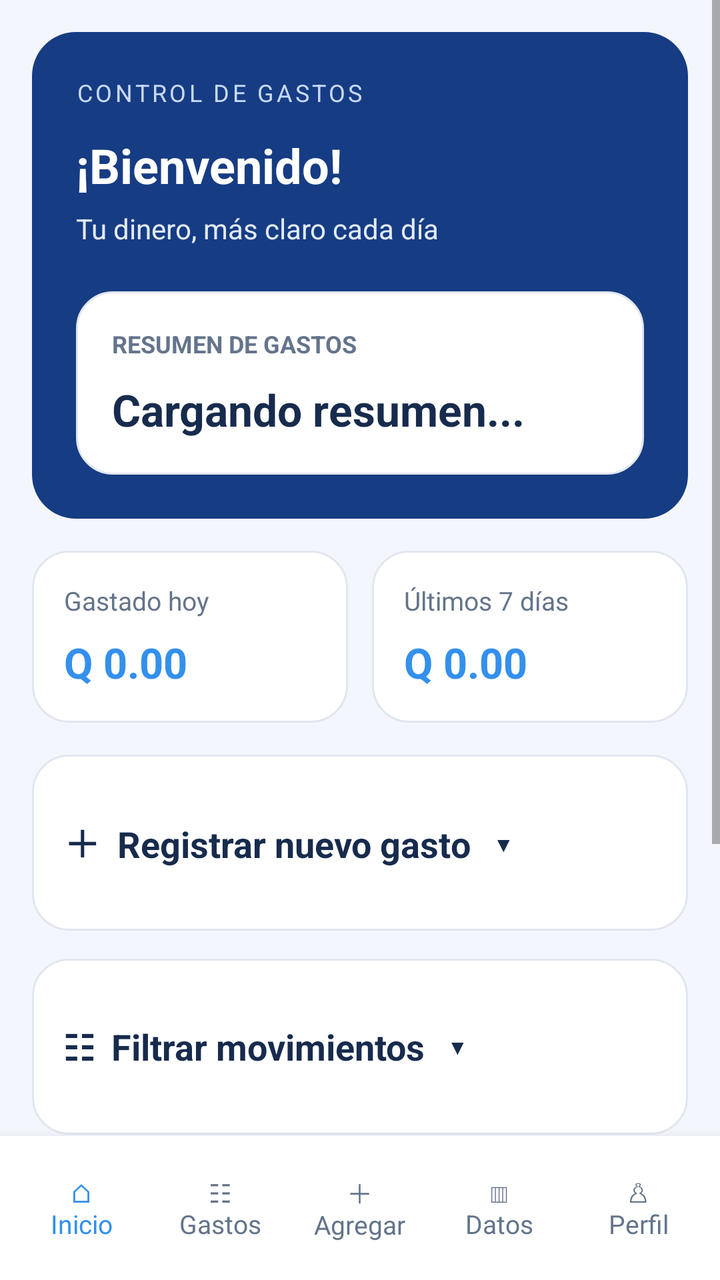
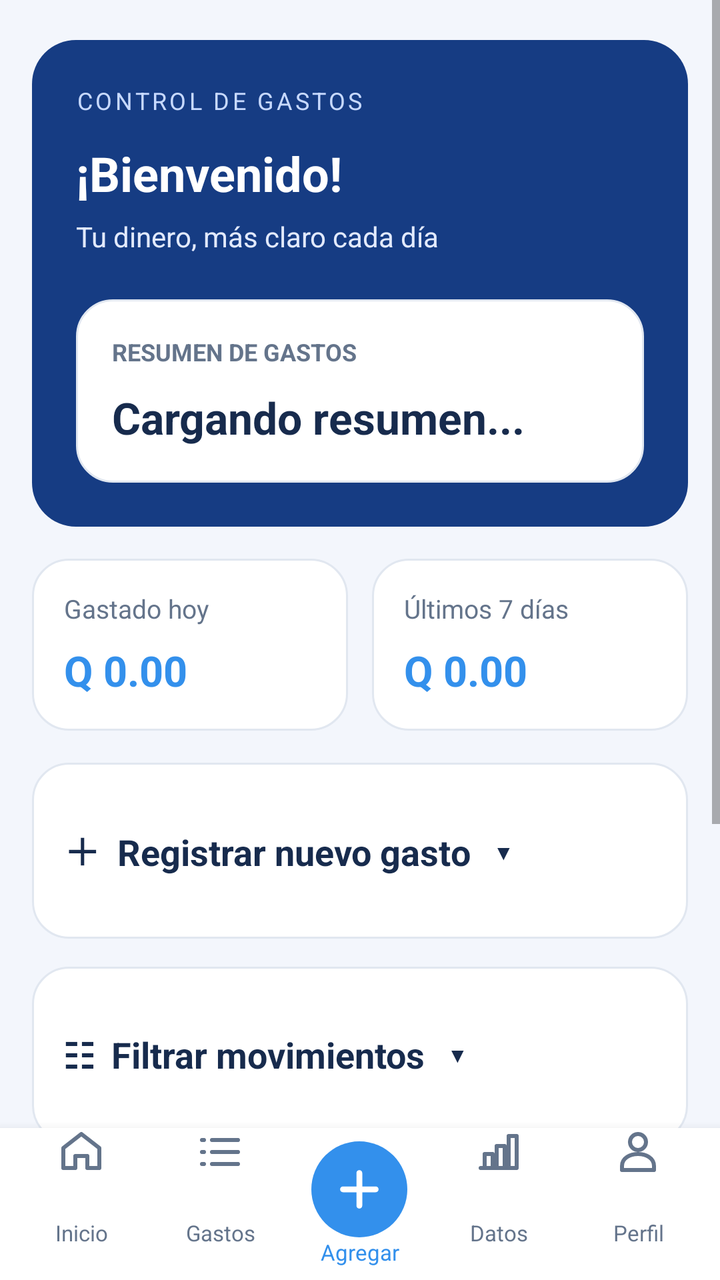

The first picture is an Android layout as it rendered before a commit; the second is the same layout after the commit. The layout source and the unified diff follow.
<!-- AndroidManifest.xml: activity theme Theme.ControlGastos -->
<!-- res/layout/activity_main.xml -->
<?xml version="1.0" encoding="utf-8"?>
    <LinearLayout
        xmlns:android="http://schemas.android.com/apk/res/android"
        android:layout_width="match_parent"
        android:layout_height="match_parent"
        android:orientation="vertical"
        android:background="@color/finance_background">

        <ScrollView
            android:id="@+id/main"
            android:layout_width="match_parent"
            android:layout_height="0dp"
            android:layout_weight="1"
            android:fillViewport="true">


        <LinearLayout
        android:layout_width="match_parent"
        android:layout_height="wrap_content"
        android:orientation="vertical"
        android:padding="16dp">

        <LinearLayout
            android:layout_width="match_parent"
            android:layout_height="wrap_content"
            android:background="@drawable/bg_panel_azul"
            android:id="@+id/seccionInicio"
            android:orientation="vertical"
            android:padding="22dp">

            <TextView
                android:layout_width="match_parent"
                android:layout_height="wrap_content"
                android:letterSpacing="0.12"
                android:text="CONTROL DE GASTOS"
                android:textColor="#C7D9FF"
                android:textSize="12sp" />

            <TextView
                android:id="@+id/tvSaludoUsuario"
                android:layout_width="match_parent"
                android:layout_height="wrap_content"
                android:layout_marginTop="12dp"
                android:text="¡Bienvenido!"
                android:textColor="#FFFFFF"
                android:textSize="24sp"
                android:textStyle="bold" />

            <TextView
                android:layout_width="match_parent"
                android:layout_height="wrap_content"
                android:layout_marginTop="6dp"
                android:text="Tu dinero, más claro cada día"
                android:textColor="#E2EAFF"
                android:textSize="14sp" />

            <LinearLayout
                android:layout_width="match_parent"
                android:layout_height="wrap_content"
                android:layout_marginTop="22dp"
                android:background="@drawable/bg_tarjeta_gasto"
                android:orientation="vertical"
                android:padding="18dp">

                <TextView
                    android:layout_width="match_parent"
                    android:layout_height="wrap_content"
                    android:text="RESUMEN DE GASTOS"
                    android:textColor="@color/finance_secondary_text"
                    android:textSize="12sp"
                    android:textStyle="bold" />

                <TextView
                    android:id="@+id/tvResumen"
                    android:textColor="@color/finance_text"
                    android:layout_width="match_parent"
                    android:layout_height="wrap_content"
                    android:layout_marginTop="10dp"
                    android:text="Cargando resumen..."
                    android:textSize="22sp"
                    android:textStyle="bold" />

            </LinearLayout>
        </LinearLayout>

        
        <LinearLayout
            android:id="@+id/seccionResumenInicio"
            android:layout_width="match_parent"
            android:layout_height="wrap_content"
            android:orientation="vertical"
            android:layout_marginTop="16dp">

            <LinearLayout
                android:layout_width="match_parent"
                android:layout_height="wrap_content"
                android:orientation="horizontal">

                
                <LinearLayout
                    android:layout_width="0dp"
                    android:layout_height="wrap_content"
                    android:layout_weight="1"
                    android:layout_marginEnd="6dp"
                    android:background="@drawable/bg_tarjeta_gasto"
                    android:orientation="vertical"
                    android:padding="16dp">

                    <TextView
                        android:layout_width="match_parent"
                        android:layout_height="wrap_content"
                        android:text="Gastado hoy"
                        android:textColor="@color/finance_secondary_text"
                        android:textSize="13sp" />

                    <TextView
                        android:id="@+id/tvGastosHoy"
                        android:layout_width="match_parent"
                        android:layout_height="wrap_content"
                        android:layout_marginTop="8dp"
                        android:text="Q 0.00"
                        android:textColor="@color/finance_primary"
                        android:textSize="21sp"
                        android:textStyle="bold" />

                </LinearLayout>

                
                <LinearLayout
                    android:layout_width="0dp"
                    android:layout_height="wrap_content"
                    android:layout_weight="1"
                    android:layout_marginStart="6dp"
                    android:background="@drawable/bg_tarjeta_gasto"
                    android:orientation="vertical"
                    android:padding="16dp">

                    <TextView
                        android:layout_width="match_parent"
                        android:layout_height="wrap_content"
                        android:text="Últimos 7 días"
                        android:textColor="@color/finance_secondary_text"
                        android:textSize="13sp" />

                    <TextView
                        android:id="@+id/tvGastosSemana"
                        android:layout_width="match_parent"
                        android:layout_height="wrap_content"
                        android:layout_marginTop="8dp"
                        android:text="Q 0.00"
                        android:textColor="@color/finance_primary"
                        android:textSize="21sp"
                        android:textStyle="bold" />

                </LinearLayout>

            </LinearLayout>

        </LinearLayout>

        
        <LinearLayout
            android:id="@+id/seccionAgregar"
            android:layout_width="match_parent"
            android:layout_height="wrap_content"
            android:layout_marginTop="16dp"
            android:background="@drawable/bg_tarjeta_gasto"
            android:orientation="vertical"
            android:padding="16dp">

            <TextView
                android:id="@+id/tvToggleRegistro"
                android:layout_width="match_parent"
                android:layout_height="56dp"
                android:gravity="center_vertical"
                android:clickable="true"
                android:focusable="true"
                android:contentDescription="Abrir o cerrar el formulario para registrar un gasto"
                android:text="＋  Registrar nuevo gasto   ▾"
                android:textColor="@color/finance_text"
                android:textSize="18sp"
                android:textStyle="bold" />

            <LinearLayout
                android:id="@+id/contenidoRegistro"
                android:layout_width="match_parent"
                android:layout_height="wrap_content"
                android:orientation="vertical"
                android:visibility="gone">

                <TextView
                    android:layout_width="match_parent"
                    android:layout_height="wrap_content"
                    android:layout_marginTop="10dp"
                    android:text="Descripción"
                    android:textColor="@color/finance_text"
                    android:textStyle="bold" />

                <EditText
                    android:id="@+id/etDescripcion"
                    android:textColor="@color/finance_text"
                    android:textColorHint="@color/finance_secondary_text"
                    android:layout_width="match_parent"
                    android:layout_height="52dp"
                    android:layout_marginTop="8dp"
                    android:background="@drawable/bg_campo_login"
                    android:hint="Ej. Almuerzo, transporte..."
                    android:inputType="textCapSentences"
                    android:paddingHorizontal="14dp"
                    android:singleLine="true" />

                <TextView
                    android:layout_width="match_parent"
                    android:layout_height="wrap_content"
                    android:layout_marginTop="16dp"
                    android:text="Monto (Q)"
                    android:textColor="@color/finance_text"
                    android:textStyle="bold" />

                <EditText
                    android:id="@+id/etMonto"
                    android:textColor="@color/finance_text"
                    android:textColorHint="@color/finance_secondary_text"
                    android:layout_width="match_parent"
                    android:layout_height="52dp"
                    android:layout_marginTop="8dp"
                    android:background="@drawable/bg_campo_login"
                    android:hint="0.00"
                    android:inputType="numberDecimal"
                    android:paddingHorizontal="14dp" />


                <TextView
                    android:layout_width="match_parent"
                    android:layout_height="wrap_content"
                    android:layout_marginTop="16dp"
                    android:text="Categoría"
                    android:textColor="@color/finance_text"
                    android:textStyle="bold" />

                <Spinner
                    android:id="@+id/spCategoria"
                    android:layout_width="match_parent"
                    android:layout_height="52dp"
                    android:layout_marginTop="8dp"
                    android:background="@drawable/bg_campo_login"
                    android:paddingHorizontal="12dp" />

                <Button
                    android:id="@+id/btnGuardar"
                    android:layout_width="match_parent"
                    android:layout_height="54dp"
                    android:layout_marginTop="22dp"
                    android:backgroundTint="#2563EB"
                    android:text="GUARDAR GASTO"
                    android:textColor="#FFFFFF" />
            </LinearLayout>
        </LinearLayout>

        
        <LinearLayout
            android:id="@+id/seccionFiltros"
            android:layout_width="match_parent"
            android:layout_height="wrap_content"
            android:layout_marginTop="14dp"
            android:background="@drawable/bg_tarjeta_gasto"
            android:orientation="vertical"
            android:padding="16dp">

            <TextView
                android:id="@+id/tvToggleFiltros"
                android:layout_width="match_parent"
                android:layout_height="56dp"
                android:gravity="center_vertical"
                android:clickable="true"
                android:focusable="true"
                android:contentDescription="Abrir o cerrar los filtros de movimientos"
                android:text="☷  Filtrar movimientos   ▾"
                android:textColor="@color/finance_text"
                android:textSize="18sp"
                android:textStyle="bold" />

            <LinearLayout
                android:id="@+id/contenidoFiltros"
                android:layout_width="match_parent"
                android:layout_height="wrap_content"
                android:orientation="vertical"
                android:visibility="gone">

                <TextView
                    android:layout_width="match_parent"
                    android:layout_height="wrap_content"
                    android:layout_marginTop="10dp"
                    android:text="Categoría"
                    android:textColor="#334155" />

                <Spinner
                    android:id="@+id/spFiltroCategoria"
                    android:layout_width="match_parent"
                    android:layout_height="52dp"
                    android:layout_marginTop="8dp"
                    android:background="@drawable/bg_campo_login"
                    android:contentDescription="Filtrar gastos por categoría"
                    android:paddingHorizontal="12dp" />

                <TextView
                    android:layout_width="match_parent"
                    android:layout_height="wrap_content"
                    android:layout_marginTop="16dp"
                    android:text="Fecha"
                    android:textColor="#334155" />

                <EditText
                    android:id="@+id/etFiltroFecha"
                    android:textColor="@color/finance_text"
                    android:textColorHint="@color/finance_secondary_text"
                    android:layout_width="match_parent"
                    android:layout_height="52dp"
                    android:layout_marginTop="8dp"
                    android:background="@drawable/bg_campo_login"
                    android:hint="AAAA-MM-DD"
                    android:inputType="date"
                    android:paddingHorizontal="14dp"
                    android:singleLine="true" />

                <LinearLayout
                    android:layout_width="match_parent"
                    android:layout_height="wrap_content"
                    android:layout_marginTop="16dp"
                    android:orientation="horizontal">

                    <Button
                        android:id="@+id/btnFiltrar"
                        android:layout_width="0dp"
                        android:layout_height="52dp"
                        android:layout_weight="1"
                        android:layout_marginEnd="8dp"
                        android:backgroundTint="#2563EB"
                        android:text="FILTRAR"
                        android:textColor="#FFFFFF" />

                    <Button
                        android:id="@+id/btnMostrarTodos"
                        android:layout_width="0dp"
                        android:layout_height="52dp"
                        android:layout_weight="1"
                        android:backgroundTint="#64748B"
                        android:text="VER TODOS"
                        android:textColor="#FFFFFF" />
                </LinearLayout>
            </LinearLayout>
        </LinearLayout>

        
            
            <LinearLayout
                android:id="@+id/seccionDatos"
                android:layout_width="match_parent"
                android:layout_height="wrap_content"
                android:orientation="vertical"
                android:padding="16dp"
                android:visibility="gone">

                <TextView
                    android:layout_width="match_parent"
                    android:layout_height="wrap_content"
                    android:text="Estadísticas de gastos"
                    android:textColor="@color/finance_text"
                    android:textSize="24sp"
                    android:textStyle="bold"
                    android:layout_marginBottom="16dp" />

                <LinearLayout
                    android:layout_width="match_parent"
                    android:layout_height="wrap_content"
                    android:orientation="vertical"
                    android:background="@drawable/bg_tarjeta_gasto"
                    android:padding="20dp">

                    <TextView
                        android:layout_width="match_parent"
                        android:layout_height="wrap_content"
                        android:text="Gastos de los últimos 7 días"
                        android:textColor="@color/finance_secondary_text"
                        android:textSize="14sp" />

                    <TextView
                        android:id="@+id/tvTotalSemanal"
                        android:layout_width="match_parent"
                        android:layout_height="wrap_content"
                        android:text="Q 0.00"
                        android:textColor="@color/finance_primary"
                        android:textSize="28sp"
                        android:textStyle="bold"
                        android:layout_marginTop="8dp" />

                    <LinearLayout
                        android:id="@+id/contenedorGrafica"
                        android:layout_width="match_parent"
                        android:layout_height="220dp"
                        android:orientation="horizontal"
                        android:gravity="bottom"
                        android:layout_marginTop="20dp" />

                </LinearLayout>

            </LinearLayout>

        
        <LinearLayout
            android:id="@+id/seccionMovimientos"
            android:layout_width="match_parent"
            android:layout_height="wrap_content"
            android:layout_marginTop="16dp"
            android:background="@drawable/bg_tarjeta_gasto"
            android:orientation="vertical"
            android:padding="16dp">

            <TextView
                android:layout_width="match_parent"
                android:layout_height="wrap_content"
                android:text="Mis movimientos"
                android:textColor="@color/finance_text"
                android:textSize="20sp"
                android:textStyle="bold" />

            <androidx.recyclerview.widget.RecyclerView
                android:id="@+id/rvGastos"
                android:layout_width="match_parent"
                android:layout_height="wrap_content"
                android:layout_marginTop="12dp"
                android:nestedScrollingEnabled="false" />
        </LinearLayout>

        
        <LinearLayout
            android:id="@+id/seccionPerfil"
            android:layout_width="match_parent"
            android:layout_height="wrap_content"
            android:orientation="vertical"
            android:visibility="gone">

            <LinearLayout
                android:layout_width="match_parent"
                android:layout_height="wrap_content"
                android:orientation="vertical"
                android:background="@drawable/bg_tarjeta_gasto"
                android:padding="20dp">

                <TextView
                    android:layout_width="match_parent"
                    android:layout_height="wrap_content"
                    android:text="MI PERFIL"
                    android:textColor="@color/finance_secondary_text"
                    android:textSize="13sp"
                    android:textStyle="bold" />

                <TextView
                    android:id="@+id/tvNombrePerfil"
                    android:layout_width="match_parent"
                    android:layout_height="wrap_content"
                    android:layout_marginTop="14dp"
                    android:text="Cargando usuario..."
                    android:textColor="@color/finance_text"
                    android:textSize="24sp"
                    android:textStyle="bold" />

                <TextView
                    android:layout_width="match_parent"
                    android:layout_height="wrap_content"
                    android:layout_marginTop="4dp"
                    android:text="Mi cuenta de Control de Gastos"
                    android:textColor="@color/finance_secondary_text"
                    android:textSize="14sp" />

            </LinearLayout>

            <LinearLayout
                android:layout_width="match_parent"
                android:layout_height="wrap_content"
                android:layout_marginTop="16dp"
                android:orientation="vertical"
                android:background="@drawable/bg_tarjeta_gasto"
                android:padding="20dp">

                <TextView
                    android:layout_width="match_parent"
                    android:layout_height="wrap_content"
                    android:text="RESUMEN DE MIS GASTOS"
                    android:textColor="@color/finance_secondary_text"
                    android:textSize="13sp"
                    android:textStyle="bold" />

                <TextView
                    android:id="@+id/tvResumenPerfil"
                    android:layout_width="match_parent"
                    android:layout_height="wrap_content"
                    android:layout_marginTop="12dp"
                    android:text="Cargando resumen..."
                    android:textColor="@color/finance_text"
                    android:textSize="20sp"
                    android:textStyle="bold" />

                <TextView
                    android:id="@+id/tvGastosHoyPerfil"
                    android:layout_width="match_parent"
                    android:layout_height="wrap_content"
                    android:layout_marginTop="12dp"
                    android:text="Gastado hoy: Q 0.00"
                    android:textColor="@color/finance_primary"
                    android:textSize="16sp" />

            </LinearLayout>

        </LinearLayout>

        <Button
            android:id="@+id/btnCerrarSesion"
            android:layout_width="match_parent"
            android:layout_height="54dp"
            android:layout_marginTop="20dp"
            android:layout_marginBottom="20dp"
            android:backgroundTint="#B91C1C"
            android:text="CERRAR SESIÓN"
            android:textColor="#FFFFFF" />
    </LinearLayout>

        </ScrollView>

        
        <LinearLayout
            android:id="@+id/barraNavegacion"
            android:layout_width="match_parent"
            android:layout_height="72dp"
            android:orientation="horizontal"
            android:gravity="center"
            android:paddingHorizontal="6dp"
            android:background="@color/finance_surface"
            android:elevation="8dp">

            <TextView
                android:id="@+id/navInicio"
                android:layout_width="0dp"
                android:layout_height="match_parent"
                android:layout_weight="1"
                android:gravity="center"
                android:text="⌂&#10;Inicio"
                android:textColor="@color/finance_primary"
                android:textSize="13sp"
                android:clickable="true"
                android:focusable="true" />

            <TextView
                android:id="@+id/navGastos"
                android:layout_width="0dp"
                android:layout_height="match_parent"
                android:layout_weight="1"
                android:gravity="center"
                android:text="☷&#10;Gastos"
                android:textColor="@color/finance_secondary_text"
                android:textSize="13sp"
                android:clickable="true"
                android:focusable="true" />

            <TextView
                android:id="@+id/navAgregar"
                android:layout_width="0dp"
                android:layout_height="match_parent"
                android:layout_weight="1"
                android:gravity="center"
                android:text="＋&#10;Agregar"
                android:textColor="@color/finance_secondary_text"
                android:textSize="13sp"
                android:clickable="true"
                android:focusable="true" />

            <TextView
                android:id="@+id/navDatos"
                android:layout_width="0dp"
                android:layout_height="match_parent"
                android:layout_weight="1"
                android:gravity="center"
                android:text="▥&#10;Datos"
                android:textColor="@color/finance_secondary_text"
                android:textSize="13sp"
                android:clickable="true"
                android:focusable="true" />

            <TextView
                android:id="@+id/navPerfil"
                android:layout_width="0dp"
                android:layout_height="match_parent"
                android:layout_weight="1"
                android:gravity="center"
                android:text="♙&#10;Perfil"
                android:textColor="@color/finance_secondary_text"
                android:textSize="13sp"
                android:clickable="true"
                android:focusable="true" />

        </LinearLayout>

    </LinearLayout>
<!-- resources referenced by this layout -->
<resources>
  <color name="finance_background">#F3F6FC</color>
  <color name="finance_primary">#3390EC</color>
  <color name="finance_secondary_text">#64748B</color>
  <color name="finance_surface">#FFFFFF</color>
  <color name="finance_text">#172B4D</color>
  <!-- drawable bg_panel_azul (drawable) -->
  <?xml version="1.0" encoding="utf-8"?>
  <shape xmlns:android="http://schemas.android.com/apk/res/android" android:shape="rectangle">
      <solid android:color="#163C83" />
      <corners android:radius="22dp" />
  </shape>
  <style name="Theme.ControlGastos" parent="Theme.AppCompat.DayNight.NoActionBar" />
  <color name="finance_border">#E1E7F0</color>
  <!-- unchanged entries left out for length: 2 -->
</resources>

<!-- the commit's change to res/layout/activity_main.xml (unified diff, before → after) -->
@@ -15,10 +15,12 @@
 
 
         <LinearLayout
-        android:layout_width="match_parent"
-        android:layout_height="wrap_content"
-        android:orientation="vertical"
-        android:padding="16dp">
+            android:layout_width="match_parent"
+            android:layout_height="wrap_content"
+            android:orientation="vertical"
+            android:paddingHorizontal="16dp"
+            android:paddingVertical="20dp"
+            android:gravity="center_vertical">
 
         <LinearLayout
             android:layout_width="match_parent"
@@ -531,7 +533,7 @@
         <LinearLayout
             android:id="@+id/barraNavegacion"
             android:layout_width="match_parent"
-            android:layout_height="72dp"
+            android:layout_height="76dp"
             android:orientation="horizontal"
             android:gravity="center"
             android:paddingHorizontal="6dp"
@@ -544,9 +546,11 @@
                 android:layout_height="match_parent"
                 android:layout_weight="1"
                 android:gravity="center"
-                android:text="⌂&#10;Inicio"
-                android:textColor="@color/finance_primary"
-                android:textSize="13sp"
+                android:drawableTop="@drawable/ic_nav_inicio"
+                android:drawablePadding="5dp"
+                android:text="Inicio"
+                android:textColor="@color/finance_secondary_text"
+                android:textSize="11sp"
                 android:clickable="true"
                 android:focusable="true" />
 
@@ -556,23 +560,44 @@
                 android:layout_height="match_parent"
                 android:layout_weight="1"
                 android:gravity="center"
-                android:text="☷&#10;Gastos"
+                android:drawableTop="@drawable/ic_nav_gastos"
+                android:drawablePadding="5dp"
+                android:text="Gastos"
                 android:textColor="@color/finance_secondary_text"
-                android:textSize="13sp"
+                android:textSize="11sp"
                 android:clickable="true"
                 android:focusable="true" />
 
-            <TextView
-                android:id="@+id/navAgregar"
+            <LinearLayout
                 android:layout_width="0dp"
                 android:layout_height="match_parent"
                 android:layout_weight="1"
-                android:gravity="center"
-                android:text="＋&#10;Agregar"
-                android:textColor="@color/finance_secondary_text"
-                android:textSize="13sp"
-                android:clickable="true"
-                android:focusable="true" />
+                android:orientation="vertical"
+                android:gravity="center">
+
+                <ImageView
+                    android:id="@+id/navAgregarIcono"
+                    android:layout_width="48dp"
+                    android:layout_height="48dp"
+                    android:background="@drawable/bg_nav_agregar"
+                    android:src="@drawable/ic_nav_agregar_blanco"
+                    android:padding="10dp"
+                    android:contentDescription="Agregar gasto"
+                    android:clickable="true"
+                    android:focusable="true" />
+
+                <TextView
+                    android:id="@+id/navAgregar"
+                    android:layout_width="match_parent"
+                    android:layout_height="wrap_content"
+                    android:gravity="center"
+                    android:text="Agregar"
+                    android:textColor="@color/finance_primary"
+                    android:textSize="11sp"
+                    android:clickable="true"
+                    android:focusable="true" />
+
+            </LinearLayout>
 
             <TextView
                 android:id="@+id/navDatos"
@@ -580,9 +605,11 @@
                 android:layout_height="match_parent"
                 android:layout_weight="1"
                 android:gravity="center"
-                android:text="▥&#10;Datos"
+                android:drawableTop="@drawable/ic_nav_datos"
+                android:drawablePadding="5dp"
+                android:text="Datos"
                 android:textColor="@color/finance_secondary_text"
-                android:textSize="13sp"
+                android:textSize="11sp"
                 android:clickable="true"
                 android:focusable="true" />
 
@@ -592,9 +619,11 @@
                 android:layout_height="match_parent"
                 android:layout_weight="1"
                 android:gravity="center"
-                android:text="♙&#10;Perfil"
+                android:drawableTop="@drawable/ic_nav_perfil"
+                android:drawablePadding="5dp"
+                android:text="Perfil"
                 android:textColor="@color/finance_secondary_text"
-                android:textSize="13sp"
+                android:textSize="11sp"
                 android:clickable="true"
                 android:focusable="true" />
 
<!-- resource entries referenced after the edit -->
@@ -5,14 +5,115 @@
   <color name="finance_secondary_text">#64748B</color>
   <color name="finance_surface">#FFFFFF</color>
   <color name="finance_text">#172B4D</color>
+  <!-- drawable bg_nav_agregar (drawable) -->
+  <?xml version="1.0" encoding="utf-8"?>
+  <shape xmlns:android="http://schemas.android.com/apk/res/android"
+      android:shape="oval">
+  
+      <solid android:color="@color/finance_primary" />
+  
+  </shape>
   <!-- drawable bg_panel_azul (drawable) -->
   <?xml version="1.0" encoding="utf-8"?>
   <shape xmlns:android="http://schemas.android.com/apk/res/android" android:shape="rectangle">
       <solid android:color="#163C83" />
       <corners android:radius="22dp" />
   </shape>
+  <!-- drawable ic_nav_agregar_blanco (drawable) -->
+  <vector xmlns:android="http://schemas.android.com/apk/res/android"
+      android:width="28dp"
+      android:height="28dp"
+      android:viewportWidth="24"
+      android:viewportHeight="24">
+  
+      <path
+          android:fillColor="@android:color/transparent"
+          android:strokeColor="#FFFFFF"
+          android:strokeWidth="2.5"
+          android:strokeLineCap="round"
+          android:pathData="M12,5 V19 M5,12 H19" />
+  
+  </vector>
+  <!-- drawable ic_nav_datos (drawable) -->
+  <vector xmlns:android="http://schemas.android.com/apk/res/android"
+      android:width="24dp"
+      android:height="24dp"
+      android:viewportWidth="24"
+      android:viewportHeight="24">
+  
+      <path
+          android:fillColor="@android:color/transparent"
+          android:strokeColor="@color/finance_nav_unselected"
+          android:strokeWidth="2"
+          android:strokeLineCap="round"
+          android:strokeLineJoin="round"
+          android:pathData="M3,20 H21
+                            M5,20 V13 H9 V20
+                            M11,20 V9 H15 V20
+                            M17,20 V4 H21 V20" />
+  
+  </vector>
+  <!-- drawable ic_nav_gastos (drawable) -->
+  <vector xmlns:android="http://schemas.android.com/apk/res/android"
+      android:width="24dp"
+      android:height="24dp"
+      android:viewportWidth="24"
+      android:viewportHeight="24">
+  
+      <path
+          android:fillColor="@android:color/transparent"
+          android:strokeColor="@color/finance_nav_unselected"
+          android:strokeWidth="2"
+          android:strokeLineCap="round"
+          android:pathData="M8,6 H21
+                            M8,12 H21
+                            M8,18 H21
+                            M3,6 H4
+                            M3,12 H4
+                            M3,18 H4" />
+  
+  </vector>
+  <!-- drawable ic_nav_inicio (drawable) -->
+  <vector xmlns:android="http://schemas.android.com/apk/res/android"
+      android:width="24dp"
+      android:height="24dp"
+      android:viewportWidth="24"
+      android:viewportHeight="24">
+  
+      <path
+          android:fillColor="@android:color/transparent"
+          android:strokeColor="@color/finance_nav_unselected"
+          android:strokeWidth="2"
+          android:strokeLineCap="round"
+          android:strokeLineJoin="round"
+          android:pathData="M3,10 L12,3 L21,10 V20 H15 V14 H9 V20 H3 Z" />
+  
+  </vector>
+  <!-- drawable ic_nav_perfil (drawable) -->
+  <vector xmlns:android="http://schemas.android.com/apk/res/android"
+      android:width="24dp"
+      android:height="24dp"
+      android:viewportWidth="24"
+      android:viewportHeight="24">
+  
+      <path
+          android:fillColor="@android:color/transparent"
+          android:strokeColor="@color/finance_nav_unselected"
+          android:strokeWidth="2"
+          android:strokeLineCap="round"
+          android:strokeLineJoin="round"
+          android:pathData="M12,3
+                            A4,4 0,1 1,12 11
+                            A4,4 0,1 1,12 3
+                            M4,21 V19
+                            C4,15 8,13 12,13
+                            C16,13 20,15 20,19
+                            V21 Z" />
+  
+  </vector>
   <style name="Theme.ControlGastos" parent="Theme.AppCompat.DayNight.NoActionBar" />
   <color name="finance_border">#E1E7F0</color>
+  <color name="finance_nav_unselected">#64748B</color>
   <!-- unchanged entries left out for length: 2 -->
 </resources>
 
